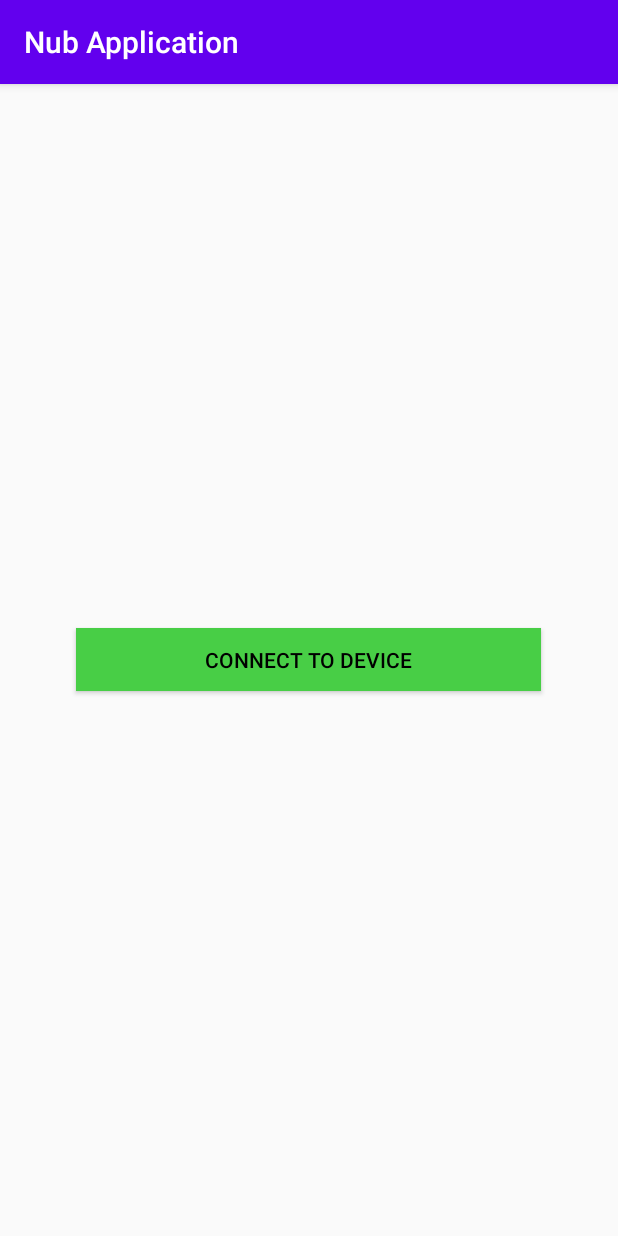
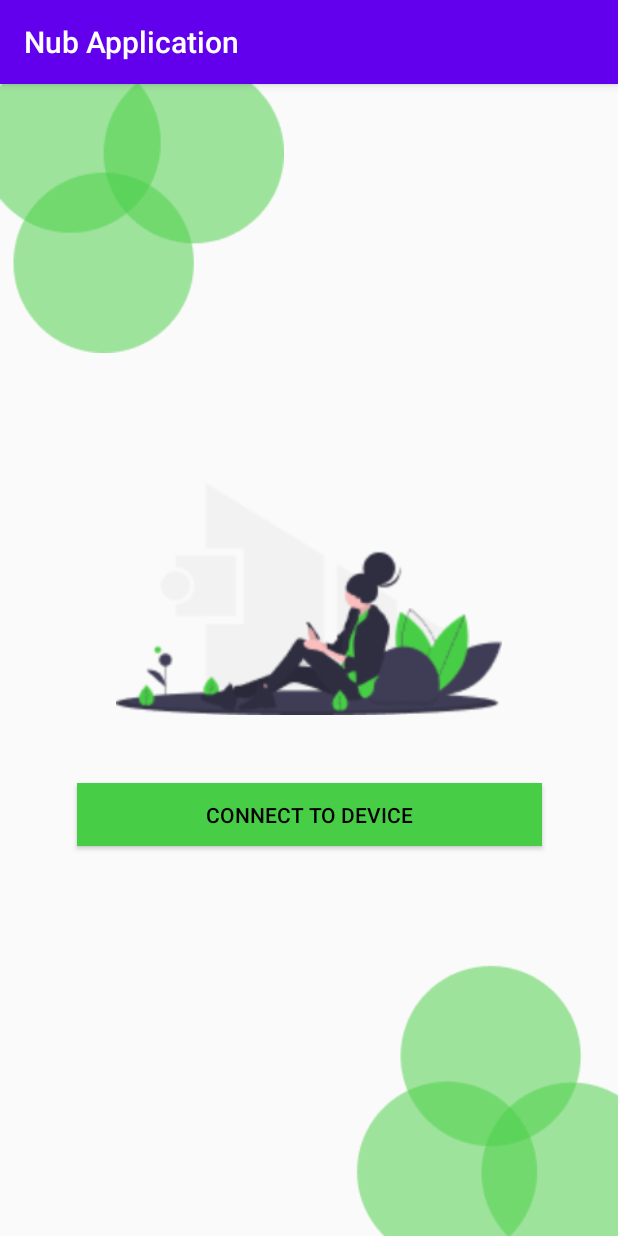
Before and after one commit to Lyndeno/nub-firmware, an Android app: the screen it shows after launch (MainActivity), on a phone screen of 412 x 824 dp. Run offline under Robolectric (Android 15) with nearby library versions, the light colour scheme and no system bars.

Commit message:
Updated App Layout

```diff
--- a/android_app/app/src/main/res/layout/activity_main.xml
+++ b/android_app/app/src/main/res/layout/activity_main.xml
@@ -1,7 +1,8 @@
 <?xml version="1.0" encoding="utf-8"?>
-<RelativeLayout xmlns:android="http://schemas.android.com/apk/res/android"
+<androidx.constraintlayout.widget.ConstraintLayout xmlns:android="http://schemas.android.com/apk/res/android"
     xmlns:app="http://schemas.android.com/apk/res-auto"
     xmlns:tools="http://schemas.android.com/tools"
+    android:id="@+id/relativeLayout"
     android:layout_width="match_parent"
     android:layout_height="match_parent"
     android:gravity="center"
@@ -13,8 +14,77 @@
         android:id="@+id/connect_button"
         android:layout_width="310dp"
         android:layout_height="42dp"
+        android:layout_marginTop="448dp"
+        android:layout_marginBottom="48dp"
         android:background="#48ce46"
         android:onClick="wifi_connect"
         android:text="Connect to Device"
-        android:textColor="#000000" />
-    </RelativeLayout>
+        android:textColor="#000000"
+        app:layout_constraintBottom_toTopOf="@+id/imageView4"
+        app:layout_constraintEnd_toEndOf="parent"
+        app:layout_constraintStart_toStartOf="parent"
+        app:layout_constraintTop_toTopOf="parent" />
+
+    <ImageView
+        android:id="@+id/imageView"
+        android:layout_width="wrap_content"
+        android:layout_height="wrap_content"
+        android:layout_marginEnd="203dp"
+        android:importantForAccessibility="no"
+        app:layout_constraintBottom_toBottomOf="parent"
+        app:layout_constraintEnd_toEndOf="parent"
+        app:layout_constraintHorizontal_bias="0.0"
+        app:layout_constraintStart_toStartOf="parent"
+        app:layout_constraintTop_toTopOf="parent"
+        app:layout_constraintVertical_bias="0.0"
+        app:srcCompat="@drawable/shape" />
+
+    <ImageView
+        android:id="@+id/imageView4"
+        android:layout_width="wrap_content"
+        android:layout_height="wrap_content"
+        android:layout_marginStart="205dp"
+        android:importantForAccessibility="no"
+        app:layout_constraintBottom_toBottomOf="parent"
+        app:layout_constraintEnd_toEndOf="parent"
+        app:layout_constraintHorizontal_bias="1.0"
+        app:layout_constraintStart_toStartOf="parent"
+        app:layout_constraintTop_toTopOf="parent"
+        app:layout_constraintVertical_bias="1.0"
+        app:srcCompat="@drawable/bottom_shape" />
+
+    <ImageView
+        android:id="@+id/imageView3"
+        android:layout_width="257dp"
+        android:layout_height="192dp"
+        android:layout_marginBottom="100dp"
+        android:importantForAccessibility="no"
+        app:layout_constraintBottom_toBottomOf="parent"
+        app:layout_constraintEnd_toEndOf="parent"
+        app:layout_constraintStart_toStartOf="parent"
+        app:layout_constraintTop_toTopOf="parent"
+        app:layout_constraintVertical_bias="0.52"
+        app:srcCompat="@drawable/undraw_mobile_user_7oqo_1" />
+</androidx.constraintlayout.widget.ConstraintLayout>
+
+    <!--
+    <?xml version="1.0" encoding="utf-8"?>
+    <RelativeLayout xmlns:android="http://schemas.android.com/apk/res/android"
+        xmlns:app="http://schemas.android.com/apk/res-auto"
+        xmlns:tools="http://schemas.android.com/tools"
+        android:layout_width="match_parent"
+        android:layout_height="match_parent"
+        android:gravity="center"
+        android:orientation="vertical"
+        tools:context=".MainActivity">
+
+
+        <Button
+            android:id="@+id/connect_button"
+            android:layout_width="310dp"
+            android:layout_height="42dp"
+            android:background="#48ce46"
+            android:onClick="wifi_connect"
+            android:text="Connect to Device"
+            android:textColor="#000000" />
+        </RelativeLayout>-->
```
Also changed, not shown: android_app/app/src/main/res/drawable/bottom_shape.png (added), android_app/app/src/main/res/drawable/shape.png (added), android_app/app/src/main/res/drawable/undraw_mobile_user_7oqo_1.png (added).
